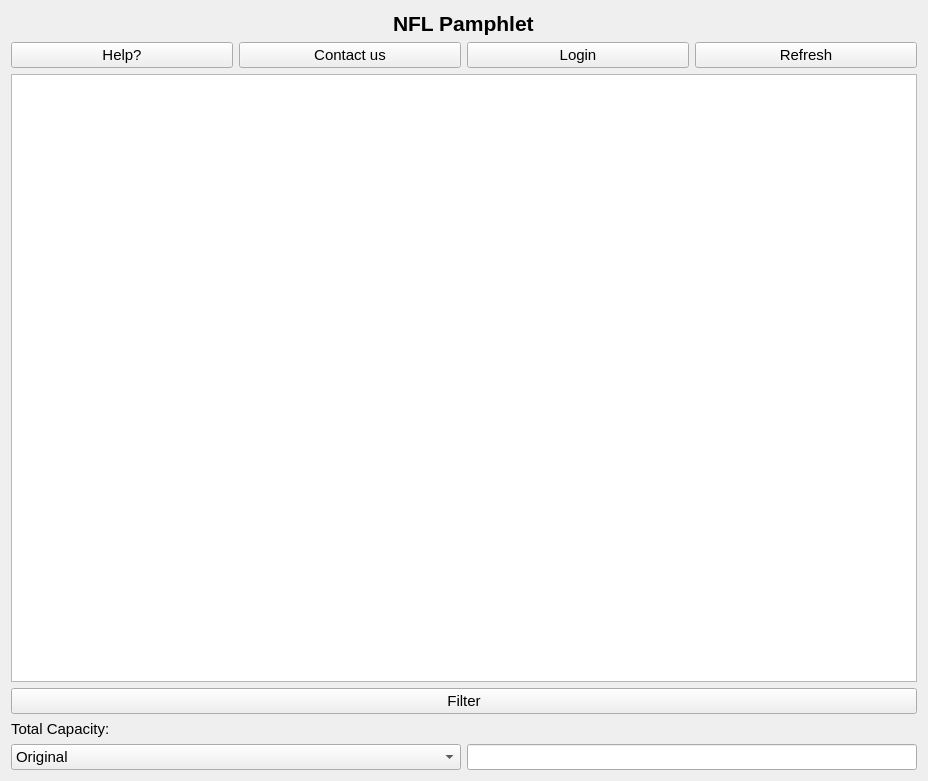
Qt form NFL-Pamphlet/mainwindow.ui (jasperdoan/NFL-Pamphlet) before a commit.
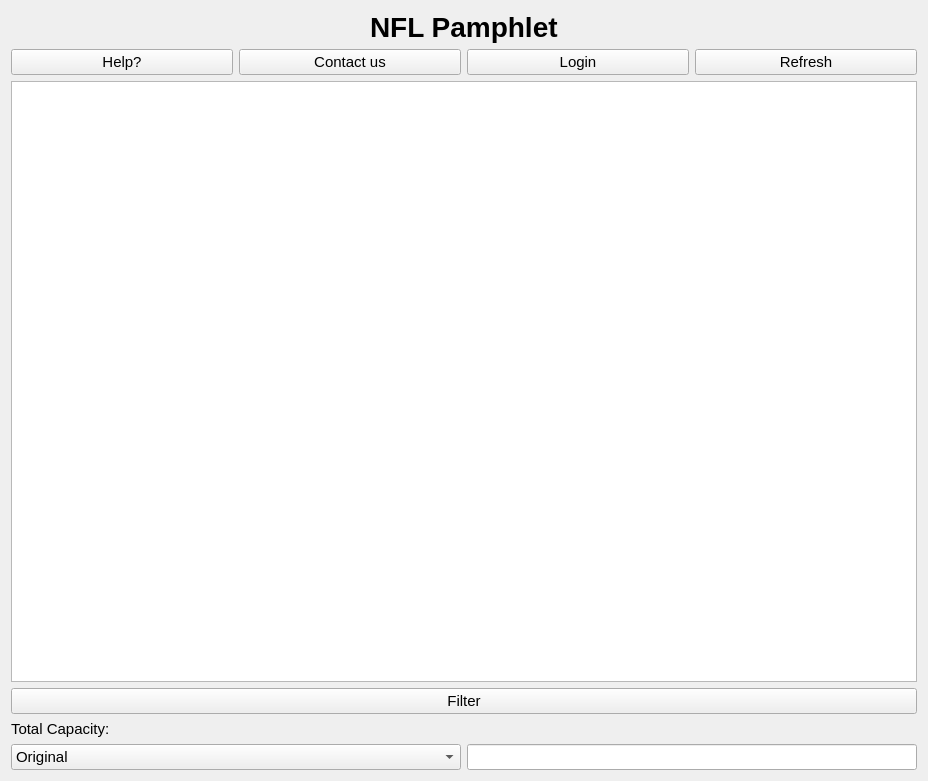
The same form after that commit.

Commit message: Update main-window

```diff
--- a/NFL-Pamphlet/mainwindow.ui
+++ b/NFL-Pamphlet/mainwindow.ui
@@ -104,7 +104,7 @@
     <widget class="QLabel" name="NFLLabel">
      <property name="font">
       <font>
-       <pointsize>16</pointsize>
+       <pointsize>21</pointsize>
        <bold>true</bold>
       </font>
      </property>
```
The commit also changes 4 other files.
